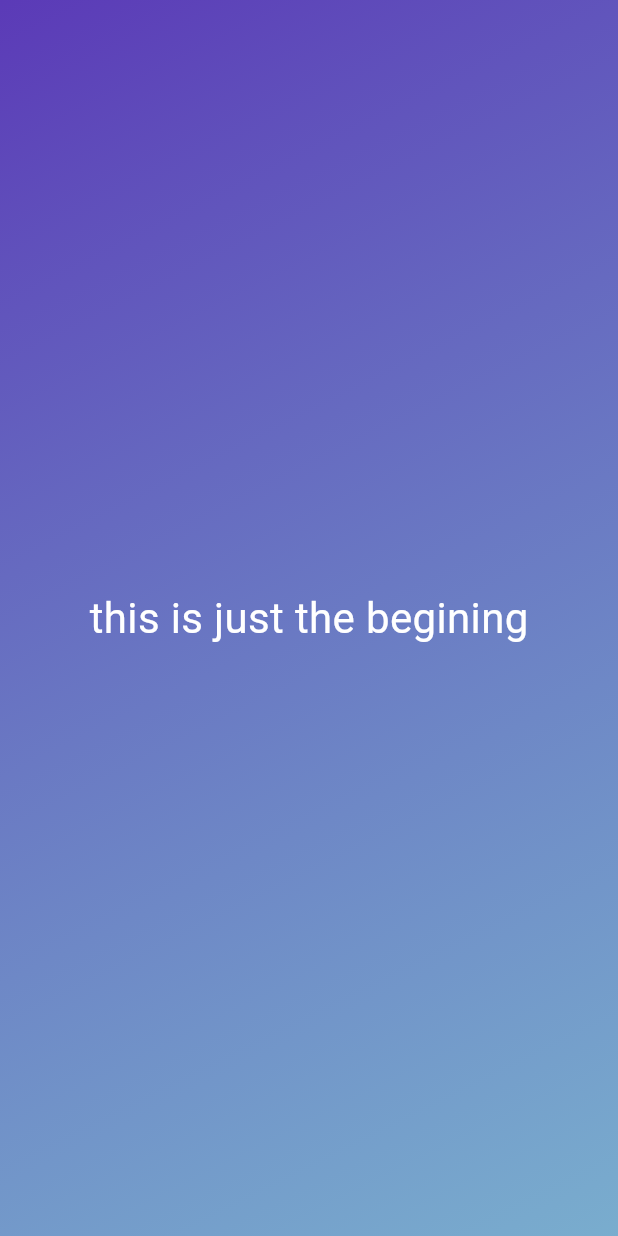
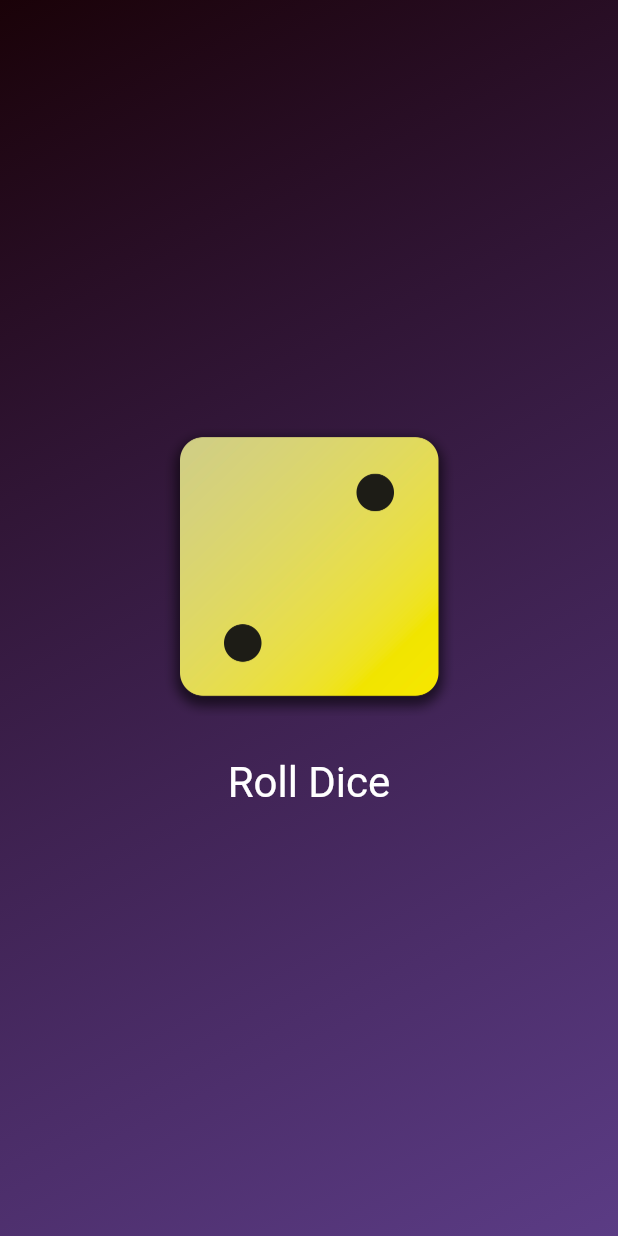
Before and after one commit to al-masud007/roll_dice_app, a Flutter app: the screen it shows after launch, on a phone screen of 412 x 824 dp. Run offline on Flutter 3.47's test engine with Material 3 defaults, Android fonts, the phone set to English and light mode, and no system bars.

Commit message:
Create basic Roll Dice app with core functionality

```diff
--- /dev/null
+++ b/roll_dice_app/lib/dice_roller.dart
@@ -0,0 +1,49 @@
+import 'dart:math';
+
+import 'package:flutter/material.dart';
+
+final randomizer = Random();
+
+class DiceRoller extends StatefulWidget {
+  const DiceRoller({super.key});
+  @override
+  State<DiceRoller> createState() {
+    return _DicerollerState();
+  }
+}
+
+class _DicerollerState extends State<DiceRoller> {
+  // var activeDiceImage = 'assets/images/dice-2.png';
+  var currentDiceRoll = 2;
+
+  void rollDice() {
+    //var diceRoll = Random().nextInt(6) + 1;
+    setState(() {
+      currentDiceRoll = randomizer.nextInt(6) + 1;
+    });
+  }
+
+  @override
+  Widget build(context) {
+    return Column(
+      mainAxisAlignment: MainAxisAlignment.center,
+      children: [
+        Image.asset(
+          'assets/images/dice-$currentDiceRoll.png',
+          width: 200,
+        ),
+        const SizedBox(
+          height: 20,
+        ),
+        TextButton(
+          onPressed: rollDice,
+          style: TextButton.styleFrom(
+            foregroundColor: Colors.white,
+            textStyle: const TextStyle(fontSize: 28),
+          ),
+          child: const Text('Roll Dice'),
+        )
+      ],
+    );
+  }
+}
--- /dev/null
+++ b/roll_dice_app/lib/gradiant_container.dart
@@ -0,0 +1,30 @@
+import 'package:flutter/material.dart';
+import 'package:roll_dice_app/dice_roller.dart';
+import 'package:roll_dice_app/style_text.dart';
+
+const startAlignment = Alignment.topLeft;
+const endtAlignment = Alignment.bottomRight;
+
+class GradientContainer extends StatelessWidget {
+  const GradientContainer({
+    super.key,
+    required this.gradientColors,
+  });
+  final List<Color> gradientColors;
+
+  @override
+  Widget build(context) {
+    return Container(
+      decoration: BoxDecoration(
+        gradient: LinearGradient(
+          colors: gradientColors,
+          begin: startAlignment,
+          end: endtAlignment,
+        ),
+      ),
+      child: const Center(
+        child: DiceRoller(),
+      ),
+    );
+  }
+}
--- a/roll_dice_app/lib/main.dart
+++ b/roll_dice_app/lib/main.dart
@@ -1,40 +1,17 @@
 import 'package:flutter/material.dart';
+import 'package:roll_dice_app/gradiant_container.dart';
 
 void main() {
   runApp(
     const MaterialApp(
       home: Scaffold(
-        body: GradientContainer(),
+        body: GradientContainer(
+          gradientColors: [
+            Color.fromARGB(255, 26, 2, 8),
+            Color.fromARGB(199, 45, 7, 98),
+          ],
+        ),
       ),
     ),
   );
 }
-
-class GradientContainer extends StatelessWidget {
-  const GradientContainer({super.key});
-
-  @override
-  Widget build(context) {
-    return Container(
-      decoration: const BoxDecoration(
-        gradient: LinearGradient(
-          colors: [
-            Color.fromARGB(255, 91, 58, 183),
-            Color.fromARGB(199, 84, 152, 192)
-          ],
-          begin: Alignment.topLeft,
-          end: Alignment.bottomRight,
-        ),
-      ),
-      child: const Center(
-        child: Text(
-          'this is just the begining',
-          style: TextStyle(
-            fontSize: 28,
-            color: Colors.white,
-          ),
-        ),
-      ),
-    );
-  }
-}
```
Also changed, not shown: roll_dice_app/lib/style_text.dart (added, +23 -0 lines), roll_dice_app/pubspec.yaml (+7 -3 lines), roll_dice_app/assets/images/dice-1.png (added), roll_dice_app/assets/images/dice-2.png (added), roll_dice_app/assets/images/dice-3.png (added), roll_dice_app/assets/images/dice-4.png (added), roll_dice_app/assets/images/dice-5.png (added), roll_dice_app/assets/images/dice-6.png (added), 1 other file.
